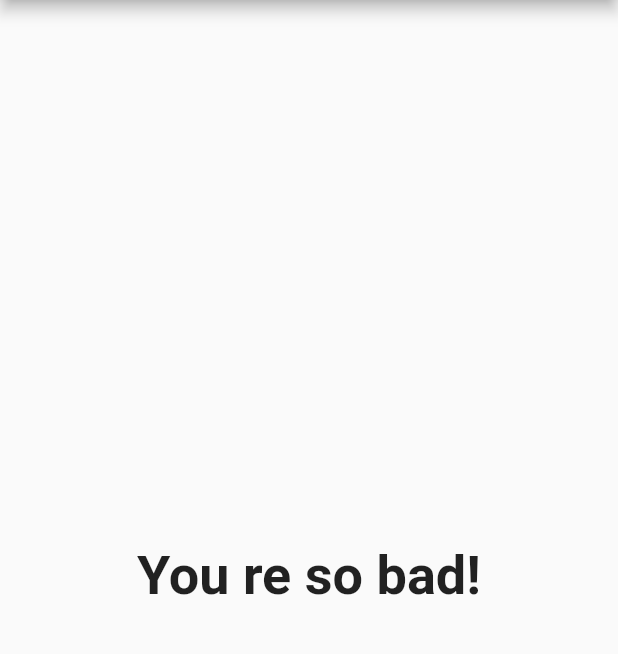
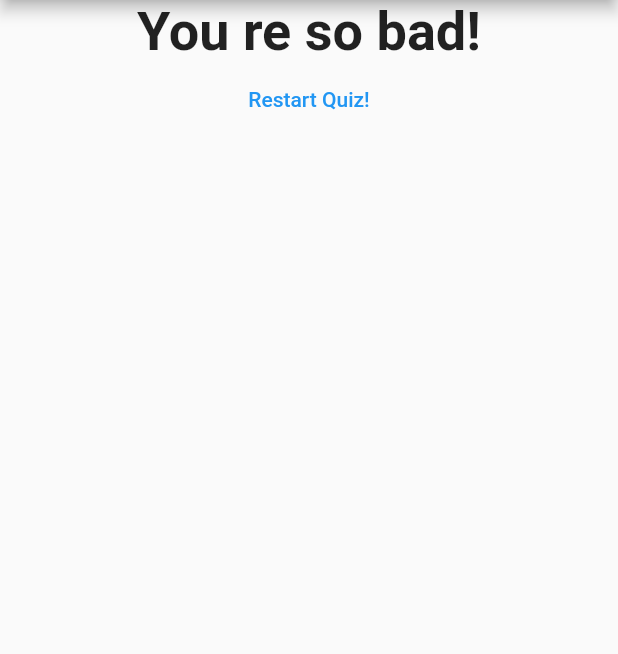
Before and after one commit to codertcet111/FlutterFirstApp, a Flutter app: the screen it shows after launch, after a tap on "Black", after a tap on "Snak", after a tap on "Shubham", on a phone screen of 412 x 824 dp, the part 84-738 px from its top. Run offline on Flutter 3.47's test engine with Material 2 defaults, Android fonts, the phone set to English and light mode, and no system bars.

Commit message:
reset quiz

```diff
--- a/lib/main.dart
+++ b/lib/main.dart
@@ -47,6 +47,13 @@ class _MyAppState extends State<MyApp> {
     },
   ];
 
+  void _resetQuiz() {
+    setState(() {
+      _questionIndex = 0;
+      _totalScore = 0;
+    });
+  }
+
   void _answerQuestion(int score) {
     _totalScore += score;
     setState(() {
@@ -71,7 +78,7 @@ class _MyAppState extends State<MyApp> {
                 questions: _questions,
                 questionIndex: _questionIndex,
               )
-            : Result(_totalScore),
+            : Result(_totalScore, _resetQuiz),
       ),
     );
   }
--- a/lib/result.dart
+++ b/lib/result.dart
@@ -2,7 +2,8 @@ import 'package:flutter/material.dart';
 
 class Result extends StatelessWidget {
   final int resultScore;
-  Result(this.resultScore);
+  final Function resetQuiz;
+  Result(this.resultScore, this.resetQuiz);
 
   String get resultPhrase {
     String resultText;
@@ -21,9 +22,19 @@ class Result extends StatelessWidget {
   @override
   Widget build(BuildContext context) {
     return Center(
-      child: Text(
-        resultPhrase,
-        style: TextStyle(fontSize: 36, fontWeight: FontWeight.bold),
+      child: Column(
+        children: <Widget>[
+          Text(
+            resultPhrase,
+            style: TextStyle(fontSize: 36, fontWeight: FontWeight.bold),
+            textAlign: TextAlign.center,
+          ),
+          FlatButton(
+            onPressed: resetQuiz,
+            child: Text('Restart Quiz!'),
+            textColor: Colors.blue,
+          )
+        ],
       ),
     );
   }
```
